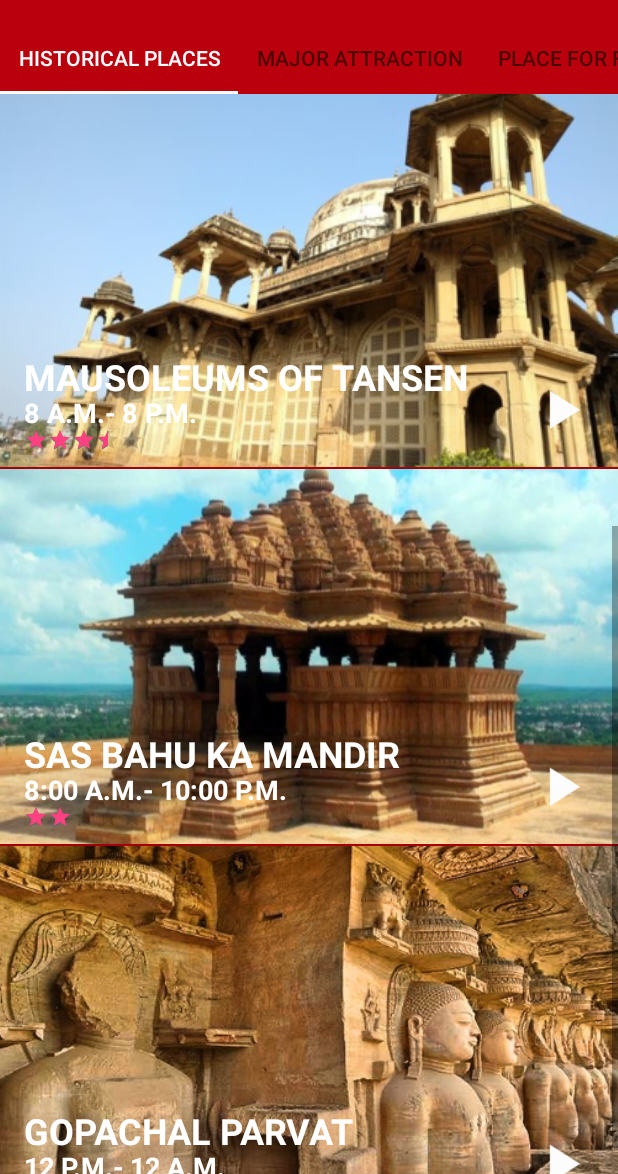
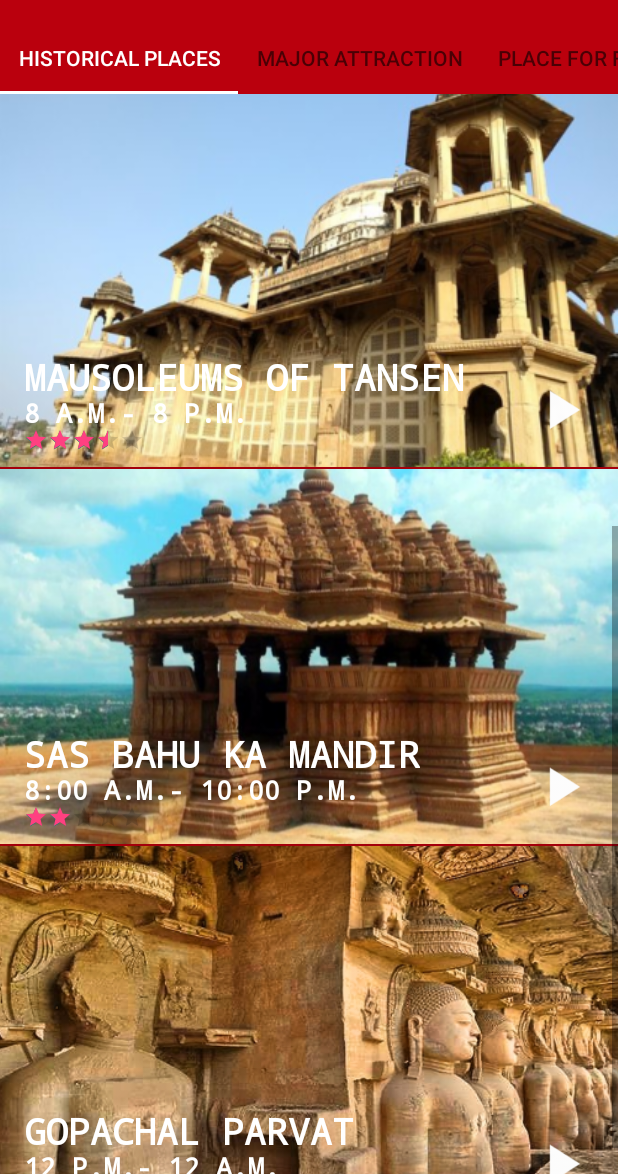
Before and after one commit to VineetPrasadVerma/TourGuideApp, an Android app: the screen it shows after launch (MainActivity), scrolled down 504 dp, on a phone screen of 412 x 824 dp, the part 62-1236 px from its top. Run offline under Robolectric (Android 15) with nearby library versions, the phone set to English and light mode, and no system bars.

Commit message:
Changed font family of list items.

```diff
--- a/app/src/main/res/layout/list_items.xml
+++ b/app/src/main/res/layout/list_items.xml
@@ -21,6 +21,7 @@
         android:textAllCaps="true"
         android:textColor="@android:color/white"
         android:textSize="@dimen/twenty_four_sp"
+        android:fontFamily="monospace"
         android:textStyle="bold" />
 
     <TextView
@@ -32,6 +33,7 @@
         android:layout_marginLeft="@dimen/sixteen_dp"
         android:textSize="@dimen/eighteen_sp"
         android:textStyle="bold"
+        android:fontFamily="monospace"
         android:layout_alignParentBottom="true"
         android:layout_marginBottom="@dimen/twenty_four_dp" />
 
```
